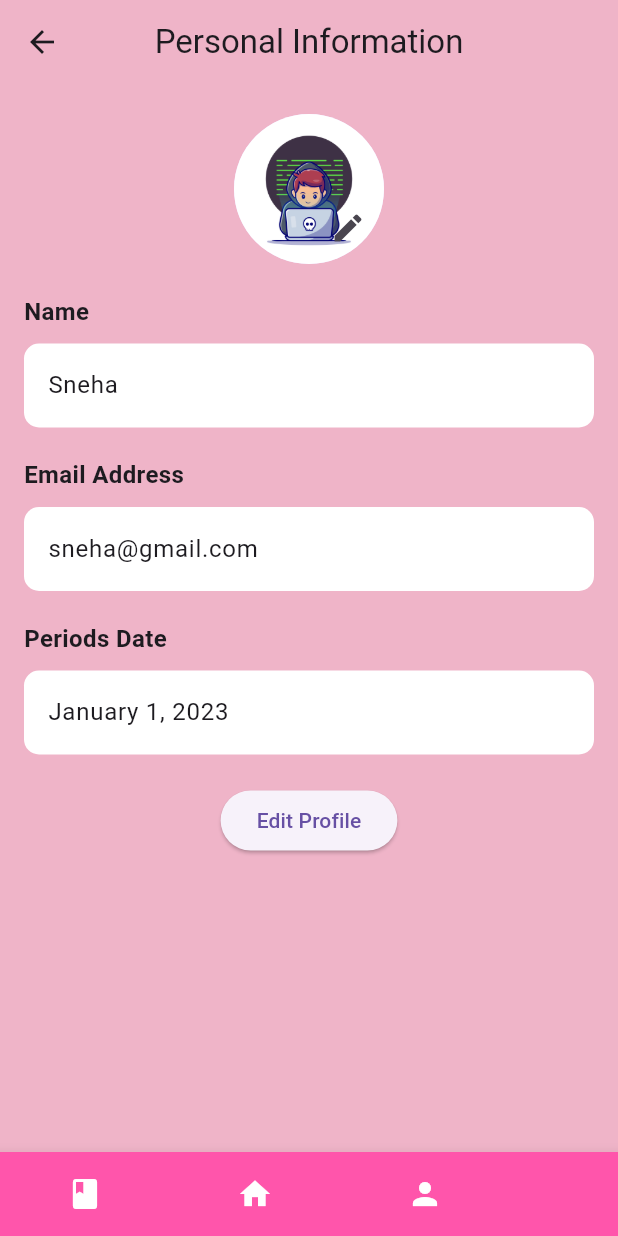
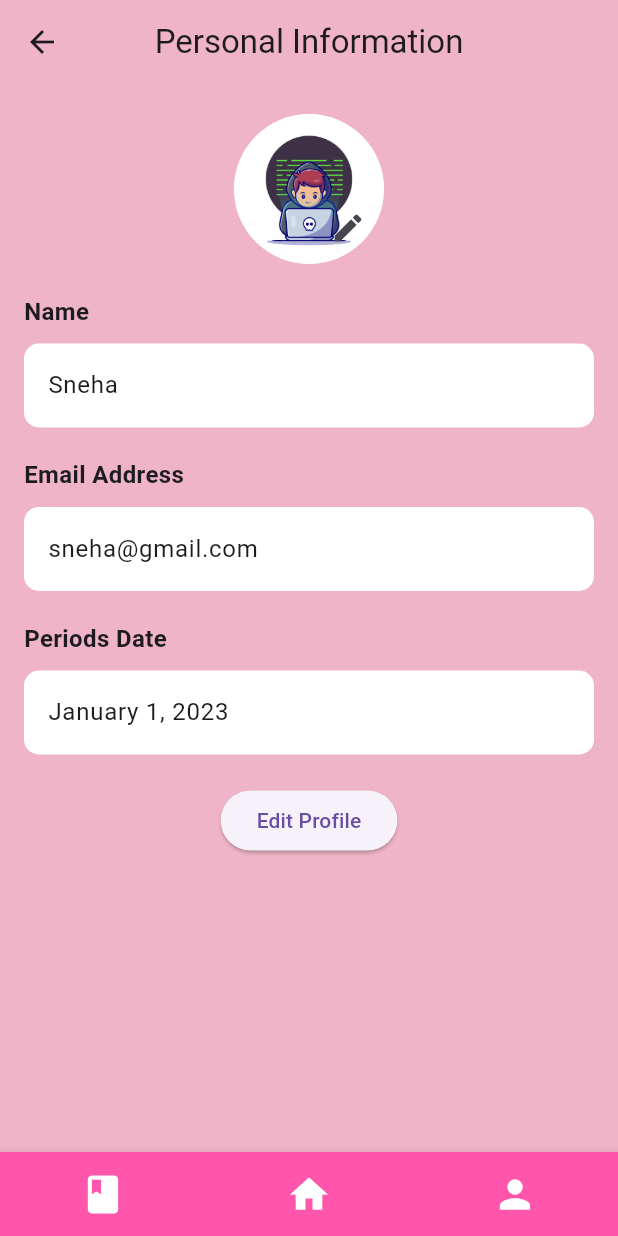
Before and after one commit to aaryaparadkar/mammoseva, a Flutter app: the Blogs screen opened directly, item 3 of the bottom bar chosen, after a tap on "Personal Information", on a phone screen of 412 x 824 dp. Run offline on Flutter 3.47's test engine with Material 3 defaults, Android fonts, the phone set to English and light mode, and no system bars; drawn by our look-alikes of animated_bottom_navigation_bar; our stand-ins replace carousel_slider.

Commit message:
navigation bar aligned

```diff
--- a/lib/pages/blogs.dart
+++ b/lib/pages/blogs.dart
@@ -266,11 +266,13 @@ class Blogs extends StatelessWidget {
         ],
       ),
       bottomNavigationBar: AnimatedBottomNavigationBar(
-        backgroundColor: const Color(0XFFFF55AB),
-        icons: const [Icons.book, Icons.home, Icons.person],
+        backgroundColor: Color(0XFFFF55AB),
+        icons: [Icons.book, Icons.home, Icons.person],
         activeIndex: 0,
         activeColor: Colors.white,
         inactiveColor: Colors.white,
+        iconSize: 30, // Adjust the icon size as needed
+        gapLocation: GapLocation.none, // Keep icons centered
         onTap: (index) {
           switch (index) {
             case 0:
--- a/lib/pages/dashboard.dart
+++ b/lib/pages/dashboard.dart
@@ -13,10 +13,8 @@ class Dashboard extends StatelessWidget {
       ),
       body: ElevatedButton(
         onPressed: () {
-          Navigator.push(
-            context,
-            MaterialPageRoute(builder: (context) => SelfExamination())
-          );
+          Navigator.push(context,
+              MaterialPageRoute(builder: (context) => SelfExamination()));
         },
         child: Text('Self Examination'),
       ),
@@ -26,6 +24,8 @@ class Dashboard extends StatelessWidget {
         activeIndex: 0,
         activeColor: Colors.white,
         inactiveColor: Colors.white,
+        iconSize: 30, // Adjust the icon size as needed
+        gapLocation: GapLocation.none, // Align icons in the center
         onTap: (index) {
           switch (index) {
             case 0:
--- a/lib/pages/personalinfo.dart
+++ b/lib/pages/personalinfo.dart
@@ -9,32 +9,32 @@ class PersonalInfo extends StatelessWidget {
   Widget build(BuildContext context) {
     return Scaffold(
       appBar: AppBar(
-        title: Text('Personal Information'),
+        title: const Text('Personal Information'),
         centerTitle: true,
-        backgroundColor: Color(0XFFEFB4C8),
+        backgroundColor: const Color(0XFFEFB4C8),
       ),
-      backgroundColor: Color(0XFFEFB4C8),
+      backgroundColor: const Color(0XFFEFB4C8),
       body: Column(
         crossAxisAlignment: CrossAxisAlignment.center,
         children: [
-          SizedBox(height: 20),
+          const SizedBox(height: 20),
           Stack(
             alignment: Alignment.bottomRight,
             children: [
-              CircleAvatar(
+              const CircleAvatar(
                 radius: 50,
                 backgroundImage: AssetImage('assets/pfp.jpg'),
               ),
               IconButton(
-                icon: Icon(Icons.edit),
+                icon: const Icon(Icons.edit),
                 onPressed: () {
                   // Handle edit button tap
                 },
               ),
             ],
           ),
-          SizedBox(height: 20),
-          Padding(
+          const SizedBox(height: 20),
+          const Padding(
             padding: EdgeInsets.symmetric(horizontal: 16),
             child: Align(
               alignment: Alignment.centerLeft,
@@ -47,22 +47,22 @@ class PersonalInfo extends StatelessWidget {
               ),
             ),
           ),
-          SizedBox(height: 10),
+          const SizedBox(height: 10),
           Container(
-            margin: EdgeInsets.symmetric(horizontal: 16),
+            margin: const EdgeInsets.symmetric(horizontal: 16),
             decoration: BoxDecoration(
               color: Colors.white,
               borderRadius: BorderRadius.circular(10.0),
             ),
             child: ListTile(
-              title: Text('Sneha'),
+              title: const Text('Sneha'),
               onTap: () {
                 // Handle name tap
               },
             ),
           ),
-          SizedBox(height: 20),
-          Padding(
+          const SizedBox(height: 20),
+          const Padding(
             padding: EdgeInsets.symmetric(horizontal: 16),
             child: Align(
               alignment: Alignment.centerLeft,
@@ -75,22 +75,22 @@ class PersonalInfo extends StatelessWidget {
               ),
             ),
           ),
-          SizedBox(height: 10),
+          const SizedBox(height: 10),
           Container(
-            margin: EdgeInsets.symmetric(horizontal: 16),
+            margin: const EdgeInsets.symmetric(horizontal: 16),
             decoration: BoxDecoration(
               color: Colors.white,
               borderRadius: BorderRadius.circular(10.0),
             ),
             child: ListTile(
-              title: Text('sneha@gmail.com'),
+              title: const Text('sneha@gmail.com'),
               onTap: () {
                 // Handle email tap
               },
             ),
           ),
-          SizedBox(height: 20),
-          Padding(
+          const SizedBox(height: 20),
+          const Padding(
             padding: EdgeInsets.symmetric(horizontal: 16),
             child: Align(
               alignment: Alignment.centerLeft,
@@ -103,35 +103,37 @@ class PersonalInfo extends StatelessWidget {
               ),
             ),
           ),
-          SizedBox(height: 10),
+          const SizedBox(height: 10),
           Container(
-            margin: EdgeInsets.symmetric(horizontal: 16),
+            margin: const EdgeInsets.symmetric(horizontal: 16),
             decoration: BoxDecoration(
               color: Colors.white,
               borderRadius: BorderRadius.circular(10.0),
             ),
             child: ListTile(
-              title: Text('January 1, 2023'),
+              title: const Text('January 1, 2023'),
               onTap: () {
                 // Handle periods date tap
               },
             ),
           ),
-          SizedBox(height: 20),
+          const SizedBox(height: 20),
           ElevatedButton(
             onPressed: () {
               // Handle edit profile button tap
             },
-            child: Text('Edit Profile'),
+            child: const Text('Edit Profile'),
           ),
         ],
       ),
       bottomNavigationBar: AnimatedBottomNavigationBar(
-        backgroundColor: Color(0XFFFF55AB),
+        backgroundColor: const Color(0XFFFF55AB),
         icons: [Icons.book, Icons.home, Icons.person],
         activeIndex: 0,
         activeColor: Colors.white,
         inactiveColor: Colors.white,
+        iconSize: 30, // Adjust the icon size as needed
+        gapLocation: GapLocation.none, // Keep icons centered
         onTap: (index) {
           switch (index) {
             case 0:
--- a/lib/pages/profile.dart
+++ b/lib/pages/profile.dart
@@ -14,9 +14,11 @@ class Profile extends StatelessWidget {
       appBar: AppBar(
         title: Text('Profile'),
         centerTitle: true,
-        backgroundColor: Color(0XFFEFB4C8), // Set the background color for the AppBar
+        backgroundColor:
+            Color(0XFFEFB4C8), // Set the background color for the AppBar
       ),
-      backgroundColor: Color(0XFFEFB4C8), // Set the background color for the entire page
+      backgroundColor:
+          Color(0XFFEFB4C8), // Set the background color for the entire page
       body: Column(
         crossAxisAlignment: CrossAxisAlignment.center,
         children: [
@@ -46,9 +48,11 @@ class Profile extends StatelessWidget {
           ),
           SizedBox(height: 20),
           Container(
-            margin: EdgeInsets.symmetric(horizontal: 16.0), // Add gap from left and right
+            margin: EdgeInsets.symmetric(
+                horizontal: 16.0), // Add gap from left and right
             decoration: BoxDecoration(
-              color: Color.fromARGB(255, 235, 150, 178), // Set background color for the container
+              color: Color.fromARGB(
+                  255, 235, 150, 178), // Set background color for the container
               borderRadius: BorderRadius.circular(10.0), // Add rounded borders
             ),
             child: ListTile(
@@ -66,9 +70,11 @@ class Profile extends StatelessWidget {
           ),
           SizedBox(height: 10),
           Container(
-            margin: EdgeInsets.symmetric(horizontal: 16.0), // Add gap from left and right
+            margin: EdgeInsets.symmetric(
+                horizontal: 16.0), // Add gap from left and right
             decoration: BoxDecoration(
-              color: Color.fromARGB(255, 235, 150, 178), // Set background color for the container
+              color: Color.fromARGB(
+                  255, 235, 150, 178), // Set background color for the container
               borderRadius: BorderRadius.circular(10.0), // Add rounded borders
             ),
             child: ListTile(
@@ -86,9 +92,11 @@ class Profile extends StatelessWidget {
           ),
           SizedBox(height: 10),
           Container(
-            margin: EdgeInsets.symmetric(horizontal: 16.0), // Add gap from left and right
+            margin: EdgeInsets.symmetric(
+                horizontal: 16.0), // Add gap from left and right
             decoration: BoxDecoration(
-              color: Color.fromARGB(255, 235, 150, 178), // Set background color for the container
+              color: Color.fromARGB(
+                  255, 235, 150, 178), // Set background color for the container
               borderRadius: BorderRadius.circular(10.0), // Add rounded borders
             ),
             child: ListTile(
@@ -111,9 +119,11 @@ class Profile extends StatelessWidget {
                 padding: EdgeInsets.only(bottom: 20),
                 child: ElevatedButton(
                   onPressed: () {
-                    Navigator.push(context,
-                    MaterialPageRoute(builder: (context) => Intro())
-                    );// Handle logout button tap
+                    Navigator.push(
+                        context,
+                        MaterialPageRoute(
+                            builder: (context) =>
+                                Intro())); // Handle logout button tap
                   },
                   child: Text('Logout'),
                 ),
@@ -128,6 +138,8 @@ class Profile extends StatelessWidget {
         activeIndex: 0,
         activeColor: Colors.white,
         inactiveColor: Colors.white,
+        iconSize: 30, // Adjust the icon size as needed
+        gapLocation: GapLocation.none, // Keep icons centered
         onTap: (index) {
           switch (index) {
             case 0:
--- a/lib/pages/records.dart
+++ b/lib/pages/records.dart
@@ -11,23 +11,30 @@ class Records extends StatelessWidget {
       appBar: AppBar(
         title: Text('Records'),
         centerTitle: true,
-        backgroundColor: Color(0XFFEFB4C8), // Set the background color for the AppBar
+        backgroundColor:
+            Color(0XFFEFB4C8), // Set the background color for the AppBar
       ),
-      backgroundColor: Color(0XFFEFB4C8), // Set the background color for the entire page
+      backgroundColor:
+          Color(0XFFEFB4C8), // Set the background color for the entire page
       body: Column(
         crossAxisAlignment: CrossAxisAlignment.center,
         children: [
           SizedBox(height: 20),
           Container(
-            margin: EdgeInsets.symmetric(horizontal: 16.0), // Add gap from left and right
+            margin: EdgeInsets.symmetric(
+                horizontal: 16.0), // Add gap from left and right
             decoration: BoxDecoration(
-              color: Color.fromARGB(255, 235, 150, 178), // Set background color for the container
+              color: Color.fromARGB(
+                  255, 235, 150, 178), // Set background color for the container
               borderRadius: BorderRadius.circular(10.0), // Add rounded borders
             ),
             child: ListTile(
               title: Text('Self-Checkup in Feb'),
               subtitle: Text('Checkup as per schedule'),
-              trailing: Icon(Icons.check, size: 40,),
+              trailing: Icon(
+                Icons.check,
+                size: 40,
+              ),
               iconColor: Colors.green,
               onTap: () {
                 // Handle personal information tap
@@ -36,15 +43,20 @@ class Records extends StatelessWidget {
           ),
           SizedBox(height: 10),
           Container(
-            margin: EdgeInsets.symmetric(horizontal: 16.0), // Add gap from left and right
+            margin: EdgeInsets.symmetric(
+                horizontal: 16.0), // Add gap from left and right
             decoration: BoxDecoration(
-              color: Color.fromARGB(255, 235, 150, 178), // Set background color for the container
+              color: Color.fromARGB(
+                  255, 235, 150, 178), // Set background color for the container
               borderRadius: BorderRadius.circular(10.0), // Add rounded borders
             ),
             child: ListTile(
               title: Text('Self-Checkup in Jan'),
               subtitle: Text('Checkup not as per schedule'),
-              trailing: Icon(Icons.close, size: 40,),
+              trailing: Icon(
+                Icons.close,
+                size: 40,
+              ),
               iconColor: Colors.red,
               onTap: () {
                 Navigator.push(
@@ -57,15 +69,20 @@ class Records extends StatelessWidget {
           ),
           SizedBox(height: 10),
           Container(
-            margin: EdgeInsets.symmetric(horizontal: 16.0), // Add gap from left and right
+            margin: EdgeInsets.symmetric(
+                horizontal: 16.0), // Add gap from left and right
             decoration: BoxDecoration(
-              color: Color.fromARGB(255, 235, 150, 178), // Set background color for the container
+              color: Color.fromARGB(
+                  255, 235, 150, 178), // Set background color for the container
               borderRadius: BorderRadius.circular(10.0), // Add rounded borders
             ),
             child: ListTile(
               title: Text('Self-Checkup in Dec'),
               subtitle: Text('Checkup not as per schedule'),
-              trailing: Icon(Icons.close, size: 40,),
+              trailing: Icon(
+                Icons.close,
+                size: 40,
+              ),
               iconColor: Colors.red,
               onTap: () {
                 // Handle data privacy tap
@@ -80,6 +97,8 @@ class Records extends StatelessWidget {
         activeIndex: 0,
         activeColor: Colors.white,
         inactiveColor: Colors.white,
+        iconSize: 30, // Adjust the icon size as needed
+        gapLocation: GapLocation.none, // Keep icons centered
         onTap: (index) {
           switch (index) {
             case 0:
```
Also changed, not shown: 6 other files.
